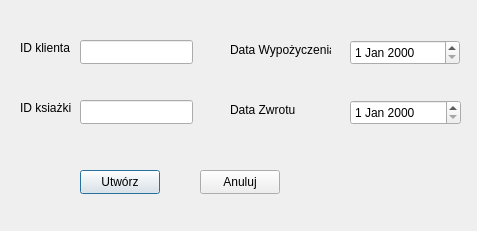
First picture: the form in createrental.ui, repository KusiakMarcin/Biblioteka, before the edit.
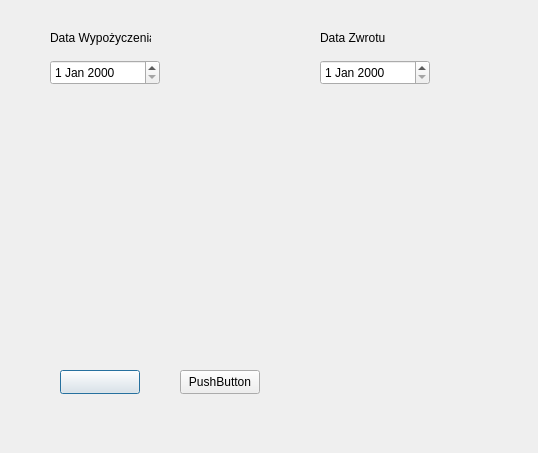
Second picture: the form after the edit.

Diff of the .ui file:
```diff
--- a/createrental.ui
+++ b/createrental.ui
@@ -6,90 +6,18 @@
    <rect>
     <x>0</x>
     <y>0</y>
-    <width>477</width>
-    <height>231</height>
+    <width>538</width>
+    <height>453</height>
    </rect>
   </property>
   <property name="windowTitle">
    <string>Dialog</string>
   </property>
-  <widget class="QLineEdit" name="lineEdit_2">
-   <property name="geometry">
-    <rect>
-     <x>80</x>
-     <y>100</y>
-     <width>113</width>
-     <height>24</height>
-    </rect>
-   </property>
-  </widget>
-  <widget class="QLineEdit" name="lineEdit_4">
-   <property name="geometry">
-    <rect>
-     <x>80</x>
-     <y>40</y>
-     <width>113</width>
-     <height>24</height>
-    </rect>
-   </property>
-  </widget>
-  <widget class="QLabel" name="label">
-   <property name="geometry">
-    <rect>
-     <x>20</x>
-     <y>40</y>
-     <width>51</width>
-     <height>16</height>
-    </rect>
-   </property>
-   <property name="text">
-    <string>ID klienta</string>
-   </property>
-  </widget>
-  <widget class="QLabel" name="label_2">
-   <property name="geometry">
-    <rect>
-     <x>20</x>
-     <y>100</y>
-     <width>51</width>
-     <height>16</height>
-    </rect>
-   </property>
-   <property name="text">
-    <string>ID ksiażki</string>
-   </property>
-  </widget>
-  <widget class="QLabel" name="label_3">
-   <property name="geometry">
-    <rect>
-     <x>230</x>
-     <y>100</y>
-     <width>71</width>
-     <height>20</height>
-    </rect>
-   </property>
-   <property name="text">
-    <string>Data Zwrotu</string>
-   </property>
-  </widget>
-  <widget class="QLabel" name="label_4">
-   <property name="geometry">
-    <rect>
-     <x>230</x>
-     <y>40</y>
-     <width>101</width>
-     <height>20</height>
-    </rect>
-   </property>
-   <property name="text">
-    <string>Data Wypożyczenia</string>
-   </property>
-  </widget>
   <widget class="QDateEdit" name="dateEdit">
    <property name="geometry">
     <rect>
-     <x>350</x>
-     <y>40</y>
+     <x>50</x>
+     <y>60</y>
      <width>110</width>
      <height>25</height>
     </rect>
@@ -98,9 +26,9 @@
   <widget class="QDateEdit" name="dateEdit_2">
    <property name="geometry">
     <rect>
-     <x>350</x>
-     <y>100</y>
-     <width>111</width>
+     <x>320</x>
+     <y>60</y>
+     <width>110</width>
      <height>25</height>
     </rect>
    </property>
@@ -108,27 +36,53 @@
   <widget class="QPushButton" name="pushButton">
    <property name="geometry">
     <rect>
-     <x>80</x>
-     <y>170</y>
+     <x>60</x>
+     <y>370</y>
      <width>80</width>
      <height>24</height>
     </rect>
    </property>
    <property name="text">
-    <string>Utwórz</string>
+    <string/>
    </property>
   </widget>
   <widget class="QPushButton" name="pushButton_2">
    <property name="geometry">
     <rect>
-     <x>200</x>
-     <y>170</y>
+     <x>180</x>
+     <y>370</y>
      <width>80</width>
      <height>24</height>
     </rect>
    </property>
    <property name="text">
-    <string>Anuluj</string>
+    <string>PushButton</string>
+   </property>
+  </widget>
+  <widget class="QLabel" name="label">
+   <property name="geometry">
+    <rect>
+     <x>50</x>
+     <y>30</y>
+     <width>101</width>
+     <height>16</height>
+    </rect>
+   </property>
+   <property name="text">
+    <string>Data Wypożyczenia</string>
+   </property>
+  </widget>
+  <widget class="QLabel" name="label_2">
+   <property name="geometry">
+    <rect>
+     <x>320</x>
+     <y>30</y>
+     <width>81</width>
+     <height>16</height>
+    </rect>
+   </property>
+   <property name="text">
+    <string>Data Zwrotu</string>
    </property>
   </widget>
  </widget>
```
